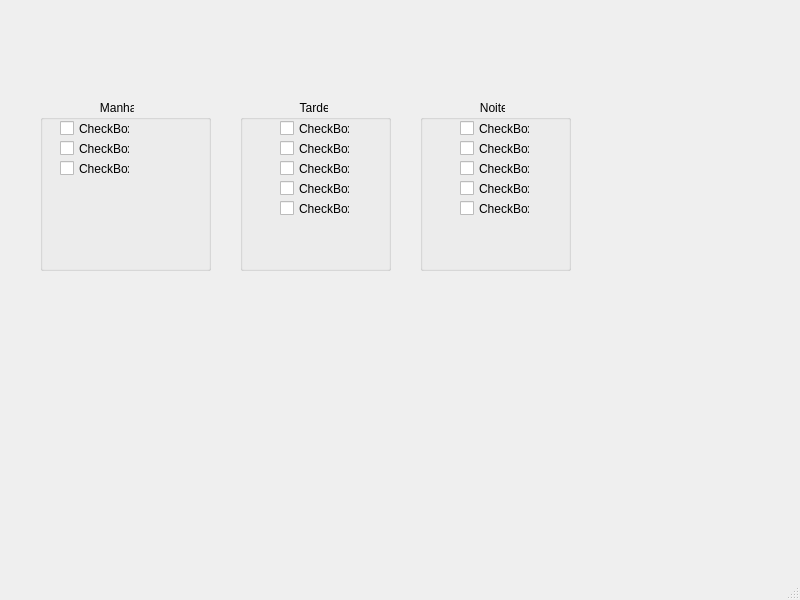
Above: Geovani/cadastrohorario.ui from UnPComp2013/Grupo5 before the change. Below: the same form after it.
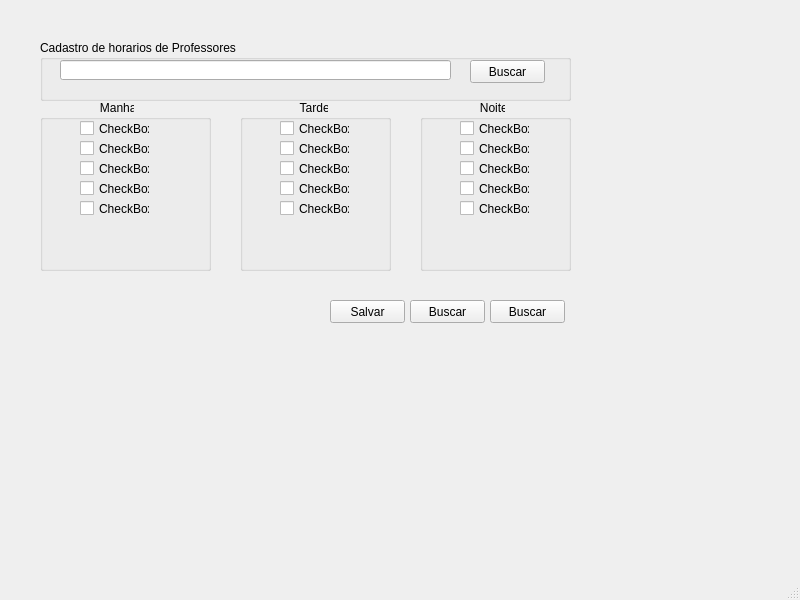
That is the form after the change.

The edit to the form file:
```diff
--- a/Geovani/cadastrohorario.ui
+++ b/Geovani/cadastrohorario.ui
@@ -29,7 +29,7 @@
     <widget class="QCheckBox" name="checkBox">
      <property name="geometry">
       <rect>
-       <x>20</x>
+       <x>40</x>
        <y>20</y>
        <width>70</width>
        <height>17</height>
@@ -42,7 +42,7 @@
     <widget class="QCheckBox" name="checkBox_2">
      <property name="geometry">
       <rect>
-       <x>20</x>
+       <x>40</x>
        <y>40</y>
        <width>70</width>
        <height>17</height>
@@ -55,7 +55,7 @@
     <widget class="QCheckBox" name="checkBox_3">
      <property name="geometry">
       <rect>
-       <x>20</x>
+       <x>40</x>
        <y>60</y>
        <width>70</width>
        <height>17</height>
@@ -65,6 +65,32 @@
       <string>CheckBox</string>
      </property>
     </widget>
+    <widget class="QCheckBox" name="checkBox_14">
+     <property name="geometry">
+      <rect>
+       <x>40</x>
+       <y>80</y>
+       <width>70</width>
+       <height>17</height>
+      </rect>
+     </property>
+     <property name="text">
+      <string>CheckBox</string>
+     </property>
+    </widget>
+    <widget class="QCheckBox" name="checkBox_15">
+     <property name="geometry">
+      <rect>
+       <x>40</x>
+       <y>100</y>
+       <width>70</width>
+       <height>17</height>
+      </rect>
+     </property>
+     <property name="text">
+      <string>CheckBox</string>
+     </property>
+    </widget>
    </widget>
    <widget class="QGroupBox" name="groupBox_2">
     <property name="geometry">
@@ -222,6 +248,81 @@
      </property>
     </widget>
    </widget>
+   <widget class="QGroupBox" name="groupBox_4">
+    <property name="geometry">
+     <rect>
+      <x>40</x>
+      <y>40</y>
+      <width>531</width>
+      <height>61</height>
+     </rect>
+    </property>
+    <property name="title">
+     <string>Cadastro de horarios de Professores</string>
+    </property>
+    <widget class="QLineEdit" name="lineEdit">
+     <property name="geometry">
+      <rect>
+       <x>20</x>
+       <y>20</y>
+       <width>391</width>
+       <height>20</height>
+      </rect>
+     </property>
+    </widget>
+    <widget class="QPushButton" name="pushButton">
+     <property name="geometry">
+      <rect>
+       <x>430</x>
+       <y>20</y>
+       <width>75</width>
+       <height>23</height>
+      </rect>
+     </property>
+     <property name="text">
+      <string>Buscar</string>
+     </property>
+    </widget>
+   </widget>
+   <widget class="QPushButton" name="pushButton_2">
+    <property name="geometry">
+     <rect>
+      <x>330</x>
+      <y>300</y>
+      <width>75</width>
+      <height>23</height>
+     </rect>
+    </property>
+    <property name="text">
+     <string>Salvar</string>
+    </property>
+   </widget>
+   <widget class="QPushButton" name="pushButton_3">
+    <property name="geometry">
+     <rect>
+      <x>410</x>
+      <y>300</y>
+      <width>75</width>
+      <height>23</height>
+     </rect>
+    </property>
+    <property name="text">
+     <string>Buscar</string>
+    </property>
+   </widget>
+   <widget class="QPushButton" name="pushButton_4">
+    <property name="geometry">
+     <rect>
+      <x>490</x>
+      <y>300</y>
+      <width>75</width>
+      <height>23</height>
+     </rect>
+    </property>
+    <property name="text">
+     <string>Buscar</string>
+    </property>
+   </widget>
   </widget>
   <widget class="QMenuBar" name="menubar">
    <property name="geometry">
```
